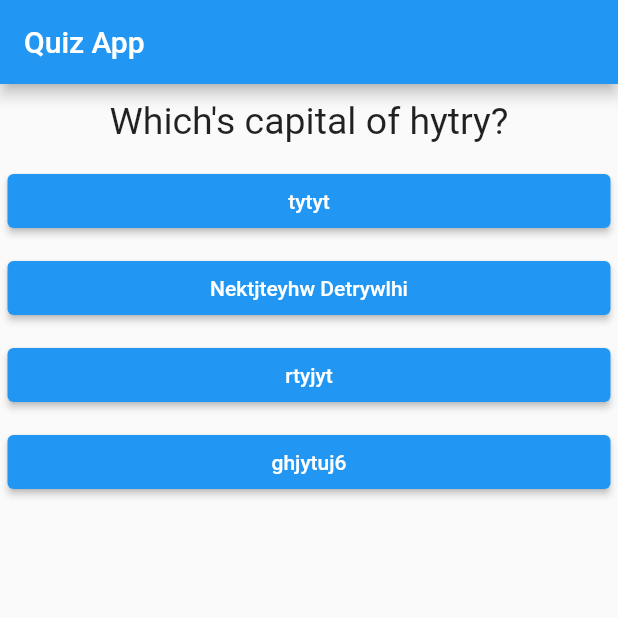
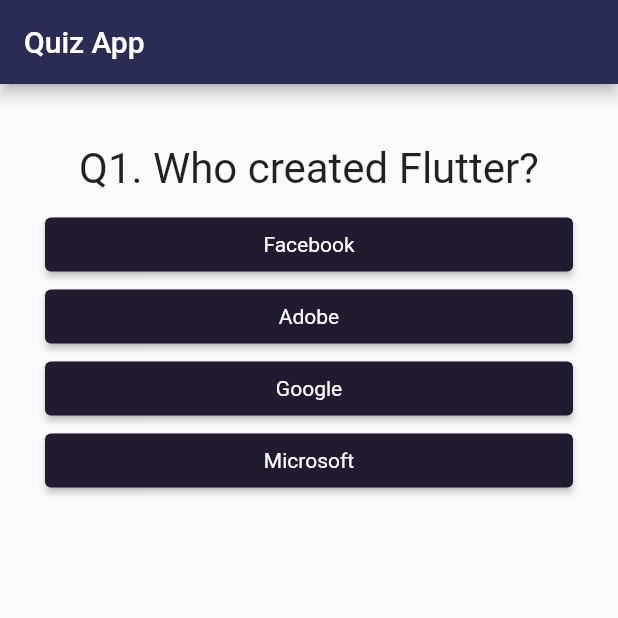
Before and after one commit to Ahsaan396/Quiz-App, a Flutter app: the screen it shows after launch, on a phone screen of 412 x 824 dp, the top half of it. Run offline on Flutter 3.47's test engine with Material 2 defaults, Android fonts, the phone set to English and light mode, and no system bars.

Commit message:
bug fixed,score field working fine

```diff
--- a/lib/answer.dart
+++ b/lib/answer.dart
@@ -1,24 +1,35 @@
 import 'package:flutter/material.dart';
 
 class Answer extends StatelessWidget {
-  final VoidCallback handler;
-  final String optionText;
+final VoidCallback selectHandler;
+final String answerText;
 
-  const Answer({
-    required this.handler,
-    required this.optionText,
-    Key? key,
-  }) : super(key: key);
+const Answer(this.selectHandler, this.answerText, {Key? key})
+	: super(key: key);
 
 @override
 Widget build(BuildContext context) {
-    return Container(
+	// use SizedBox for white space instead of Container
+	return SizedBox(
 	width: double.infinity,
-      margin: EdgeInsets.all(5),
 	child: ElevatedButton(
-        child: Text(optionText),
-        onPressed: handler,
+		onPressed: selectHandler,
+		style: ButtonStyle(
+			textStyle:
+				MaterialStateProperty.all(const TextStyle(color: Colors.white)),
+			backgroundColor: MaterialStateProperty.all(Color.fromARGB(255, 33, 26, 48))),
+		child: Text(answerText),
 	),
-    );
+
+	// RaisedButton is deprecated and should not be used
+	// Use ElevatedButton instead
+
+	// child: RaisedButton(
+	// color: const Color(0xFF00E676),
+	// textColor: Colors.white,
+	// onPressed: selectHandler(),
+	// child: Text(answerText),
+	// ), //RaisedButton
+	); //Container
 }
 }
--- a/lib/main.dart
+++ b/lib/main.dart
@@ -3,93 +3,96 @@ import 'package:flutter/material.dart';
 import './quiz.dart';
 import './result.dart';
 
-/*void main() {
-  runApp(MyApp());
-}*/
-void main() => runApp(MyApp());
+void main() => runApp(const MyApp());
 
 class MyApp extends StatefulWidget {
+const MyApp({Key? key}) : super(key: key);
+
 @override
 State<StatefulWidget> createState() {
-    // TODO: implement createState
 	return _MyAppState();
 }
 }
 
 class _MyAppState extends State<MyApp> {
-  int _currentQuestion = 0;
-  int _totalScore = 0;
-
 final _questions = const [
 	{
-      'questionText': 'Which\'s capital of hytry?',
+	'questionText': 'Q1. Who created Flutter?',
 	'answers': [
-        {'text': 'tytyt', 'score': 0},
-        {'text': 'Nektjteyhw Detrywlhi', 'score': 10},
-        {'text': 'rtyjyt', 'score': 0},
-        {'text': 'ghjytuj6', 'score': 0}
-      ]
+		{'text': 'Facebook', 'score': -2},
+		{'text': 'Adobe', 'score': -2},
+		{'text': 'Google', 'score': 10},
+		{'text': 'Microsoft', 'score': -2},
+	],
 	},
 	{
-      'questionText': 'Which\'s mother toung of India?',
+	'questionText': 'Q2. What is Flutter?',
 	'answers': [
-        {'text': 'Marathi', 'score': 0},
-        {'text': 'Gujarati', 'score': 0},
-        {'text': 'Tamil', 'score': 0},
-        {'text': 'Hindi', 'score': 10}
-      ]
+		{'text': 'Android Development Kit', 'score': -2},
+		{'text': 'IOS Development Kit', 'score': -2},
+		{'text': 'Web Development Kit', 'score': -2},
+		{
+		'text':
+			'SDK to build beautiful IOS, Android, Web & Desktop Native Apps',
+		'score': 10
+		},
+	],
 	},
 	{
-      'questionText': 'Who\'s prime ministor of Bangladesh?',
+	'questionText': ' Q3. Which programing language is used by Flutter',
 	'answers': [
-        {'text': 'iygfelfyh', 'score': 10},
-        {'text': 'fgfd vbgfdg', 'score': 0},
-        {'text': 'greter bghfd', 'score': 0},
-        {'text': 'grgfr gr', 'score': 0}
-      ]
+		{'text': 'Ruby', 'score': -2},
+		{'text': 'Dart', 'score': 10},
+		{'text': 'C++', 'score': -2},
+		{'text': 'Kotlin', 'score': -2},
+	],
 	},
 	{
-      'questionText': 'Who\'s president of Bangladesh?',
+	'questionText': 'Q4. Who created Dart programing language?',
 	'answers': [
-        {'text': 'rtger r', 'score': 0},
-        {'text': 'rtgr Obrtgreama', 'score': 0},
-        {'text': 'rgr rtgfrw', 'score': 10},
-        {'text': 'yu Pattreil', 'score': 0}
-      ]
-    },
-    {
-      'questionText': 'Who\'s Chief Minister of rte5rt?',
-      'answers': [
-        {'text': 're Pahsedetel', 'score': 0},
-        {'text': 'rfr g', 'score': 10},
-        {'text': 'Jayesh Rarrtdadiya', 'score': 0},
-        {'text': 'rtgr trgrt', 'score': 0}
-      ]
+		{'text': 'Lars Bak and Kasper Lund', 'score': 10},
+		{'text': 'Brendan Eich', 'score': -2},
+		{'text': 'Bjarne Stroustrup', 'score': -2},
+		{'text': 'Jeremy Ashkenas', 'score': -2},
+	],
 	},
 	{
 	'questionText':
-          'Which of the following was the author of the Bangladesh?',
+		'Q5. Is Flutter for Web and Desktop available in stable version?',
 	'answers': [
-        {'text': 'df', 'score': 0},
-        {'text': 'drtgre', 'score': 0},
-        {'text': 'drtgretg Bhatta', 'score': 0},
-        {'text': 'brrfgr', 'score': 10}
-      ]
+		{
+		'text': 'Yes',
+		'score': -2,
+		},
+		{'text': 'No', 'score': 10},
+	],
 	},
 ];
 
+var _questionIndex = 0;
+var _totalScore = 0;
+
 void _resetQuiz() {
 	setState(() {
-      _currentQuestion = 0;
+	_questionIndex = 0;
 	_totalScore = 0;
 	});
 }
 
-  void _answerHandler() {
-    if (_currentQuestion < _questions.length - 1) {
+void _answerQuestion(int score) {
+	_totalScore += score;
+
 	setState(() {
-        _currentQuestion += 1;
+	_questionIndex = _questionIndex + 1;
 	});
+	// ignore: avoid_print
+	print(_questionIndex);
+	if (_questionIndex < _questions.length) {
+	// ignore: avoid_print
+	print('We have more questions!');
+	} else {
+	// ignore: avoid_print
+	print('No more questions!');
 	}
 }
 
@@ -98,15 +101,21 @@ class _MyAppState extends State<MyApp> {
 	return MaterialApp(
 	home: Scaffold(
 		appBar: AppBar(
-          title: Text('Quiz App'),
+		title: const Text('Quiz App'),
+		backgroundColor: Color.fromARGB(255, 43, 44, 84),
 		),
-        body: _currentQuestion == _questions.length - 1
-            ? Result(20, _resetQuiz)
-            : Quiz(
-                question: _questions[_currentQuestion],
-                answerHandler: _answerHandler,
-              ),
-      ),
-    );
+		body: Padding(
+		padding: const EdgeInsets.all(30.0),
+		child: _questionIndex < _questions.length
+			? Quiz(
+				answerQuestion: _answerQuestion,
+				questionIndex: _questionIndex,
+				questions: _questions,
+				) //Quiz
+			: Result(_totalScore, _resetQuiz),
+		), //Padding
+	), //Scaffold
+	debugShowCheckedModeBanner: false,
+	); //MaterialApp
 }
 }
--- a/lib/question.dart
+++ b/lib/question.dart
@@ -1,14 +1,20 @@
 import 'package:flutter/material.dart';
 
 class Question extends StatelessWidget {
-  final String questionText;
+final String questionText;
 
-  Question(this.questionText);
+const Question(this.questionText, {Key? key}) : super(key: key);
 
-  @override
-  Widget build(BuildContext context) {
-    return Container(width:double.infinity,
-        margin:EdgeInsets.all(10),child: Text(questionText, style: TextStyle(fontSize: 25),
-      textAlign: TextAlign.center,));
-  }
+@override
+Widget build(BuildContext context) {
+	return Container(
+	width: double.infinity,
+	margin: const EdgeInsets.all(10),
+	child: Text(
+		questionText,
+		style: const TextStyle(fontSize: 28),
+		textAlign: TextAlign.center,
+	), //Text
+	); //Contaier
 }
+}
--- a/lib/quiz.dart
+++ b/lib/quiz.dart
@@ -4,13 +4,15 @@ import './answer.dart';
 import './question.dart';
 
 class Quiz extends StatelessWidget {
-  final Map<String, Object> question;
-  final VoidCallback answerHandler;
+final List<Map<String, Object>> questions;
+final int questionIndex;
+final Function answerQuestion;
 
 const Quiz({
-    required this.question,
-    required this.answerHandler,
 	Key? key,
+	required this.questions,
+	required this.answerQuestion,
+	required this.questionIndex,
 }) : super(key: key);
 
 @override
@@ -18,15 +20,14 @@ class Quiz extends StatelessWidget {
 	return Column(
 	children: [
 		Question(
-          question['questionText'] as String,
-        ),
-        ...(question['answers'] as List<Map<String, Object>>).map((answers) {
+		questions[questionIndex]['questionText'].toString(),
+		), //Question
+		...(questions[questionIndex]['answers'] as List<Map<String, Object>>)
+			.map((answer) {
 		return Answer(
-            handler: answerHandler,
-            optionText: answers['text'] as String,
-          );
+			() => answerQuestion(answer['score']), answer['text'].toString());
 		}).toList()
 	],
-    );
+	); //Column
 }
 }
```
Also changed, not shown: lib/result.dart (+46 -17 lines). Lines whose indentation alone changed are shown as unchanged.
